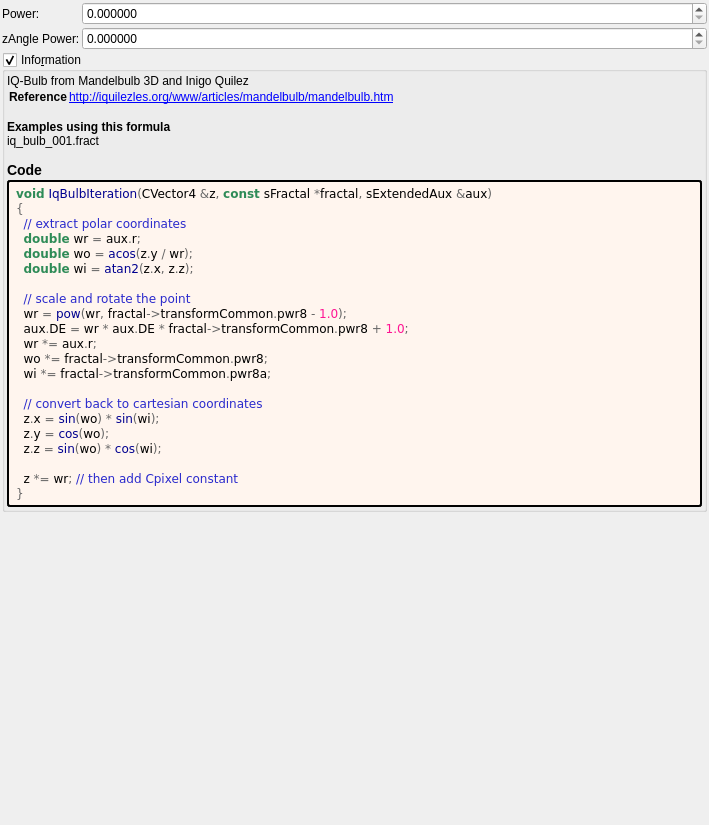
Old version of the form mandelbulber2/formula/ui/iq_bulb.ui in the repository buddhi1980/mandelbulber2.
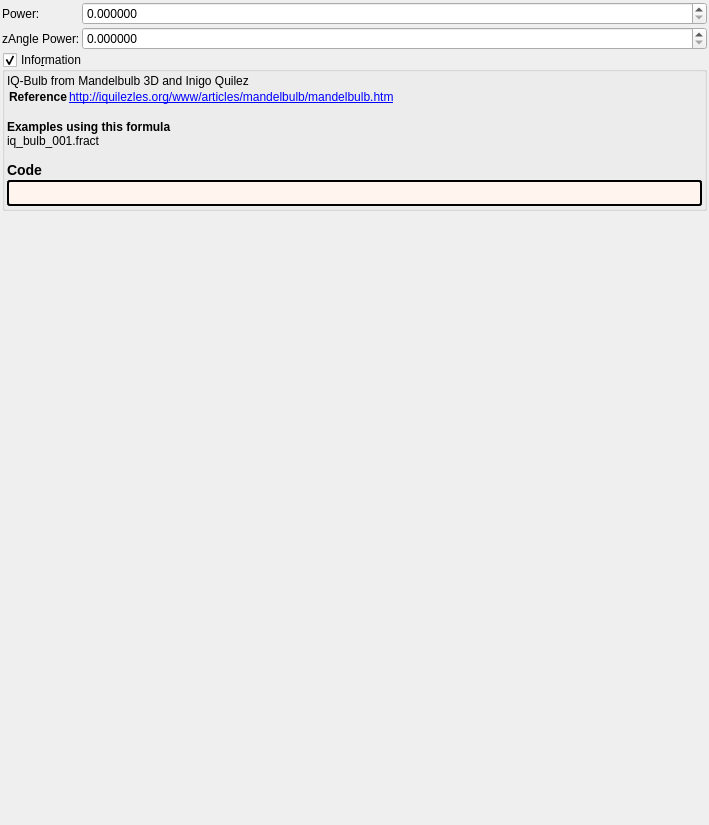
New version of the form. Custom widgets are drawn as their Qt base class.

Patch:
```diff
--- a/mandelbulber2/formula/ui/iq_bulb.ui
+++ b/mandelbulber2/formula/ui/iq_bulb.ui
@@ -159,30 +159,7 @@
          <string notr="true">border-style: outset; border-width: 2px; border-radius: 3px; border-color: black; background-color: #fff5ee; padding: 4px;</string>
         </property>
         <property name="text">
-         <string notr="true">&lt;body style=&quot;background-color:#fff5ee&quot;&gt;
-&lt;pre style=&quot;color:#000000; background-color:#fff5ee;  font-family:'Courier New',monospace;&quot;&gt;&lt;span style=&quot;color:#2e8b57; font-weight:bold&quot;&gt;void&lt;/span&gt; &lt;span style=&quot;color:#00008f&quot;&gt;IqBulbIteration&lt;/span&gt;&lt;span style=&quot;color:#676767&quot;&gt;(&lt;/span&gt;CVector4 &lt;span style=&quot;color:#676767&quot;&gt;&amp;amp;&lt;/span&gt;z&lt;span style=&quot;color:#676767&quot;&gt;,&lt;/span&gt; &lt;span style=&quot;color:#2e8b57; font-weight:bold&quot;&gt;const&lt;/span&gt; sFractal &lt;span style=&quot;color:#676767&quot;&gt;*&lt;/span&gt;fractal&lt;span style=&quot;color:#676767&quot;&gt;,&lt;/span&gt; sExtendedAux &lt;span style=&quot;color:#676767&quot;&gt;&amp;amp;&lt;/span&gt;aux&lt;span style=&quot;color:#676767&quot;&gt;)&lt;/span&gt;
-&lt;span style=&quot;color:#676767&quot;&gt;{&lt;/span&gt;
-  &lt;span style=&quot;color:#2929cc&quot;&gt;// extract polar coordinates&lt;/span&gt;
-  &lt;span style=&quot;color:#2e8b57; font-weight:bold&quot;&gt;double&lt;/span&gt; wr &lt;span style=&quot;color:#676767&quot;&gt;=&lt;/span&gt; aux&lt;span style=&quot;color:#676767&quot;&gt;.&lt;/span&gt;r&lt;span style=&quot;color:#676767&quot;&gt;;&lt;/span&gt;
-  &lt;span style=&quot;color:#2e8b57; font-weight:bold&quot;&gt;double&lt;/span&gt; wo &lt;span style=&quot;color:#676767&quot;&gt;=&lt;/span&gt; &lt;span style=&quot;color:#00008f&quot;&gt;acos&lt;/span&gt;&lt;span style=&quot;color:#676767&quot;&gt;(&lt;/span&gt;z&lt;span style=&quot;color:#676767&quot;&gt;.&lt;/span&gt;y &lt;span style=&quot;color:#676767&quot;&gt;/&lt;/span&gt; wr&lt;span style=&quot;color:#676767&quot;&gt;);&lt;/span&gt;
-  &lt;span style=&quot;color:#2e8b57; font-weight:bold&quot;&gt;double&lt;/span&gt; wi &lt;span style=&quot;color:#676767&quot;&gt;=&lt;/span&gt; &lt;span style=&quot;color:#00008f&quot;&gt;atan2&lt;/span&gt;&lt;span style=&quot;color:#676767&quot;&gt;(&lt;/span&gt;z&lt;span style=&quot;color:#676767&quot;&gt;.&lt;/span&gt;x&lt;span style=&quot;color:#676767&quot;&gt;,&lt;/span&gt; z&lt;span style=&quot;color:#676767&quot;&gt;.&lt;/span&gt;z&lt;span style=&quot;color:#676767&quot;&gt;);&lt;/span&gt;
-
-  &lt;span style=&quot;color:#2929cc&quot;&gt;// scale and rotate the point&lt;/span&gt;
-  wr &lt;span style=&quot;color:#676767&quot;&gt;=&lt;/span&gt; &lt;span style=&quot;color:#00008f&quot;&gt;pow&lt;/span&gt;&lt;span style=&quot;color:#676767&quot;&gt;(&lt;/span&gt;wr&lt;span style=&quot;color:#676767&quot;&gt;,&lt;/span&gt; fractal&lt;span style=&quot;color:#676767&quot;&gt;-&amp;gt;&lt;/span&gt;transformCommon&lt;span style=&quot;color:#676767&quot;&gt;.&lt;/span&gt;pwr8 &lt;span style=&quot;color:#676767&quot;&gt;-&lt;/span&gt; &lt;span style=&quot;color:#ff1493&quot;&gt;1.0&lt;/span&gt;&lt;span style=&quot;color:#676767&quot;&gt;);&lt;/span&gt;
-  aux&lt;span style=&quot;color:#676767&quot;&gt;.&lt;/span&gt;DE &lt;span style=&quot;color:#676767&quot;&gt;=&lt;/span&gt; wr &lt;span style=&quot;color:#676767&quot;&gt;*&lt;/span&gt; aux&lt;span style=&quot;color:#676767&quot;&gt;.&lt;/span&gt;DE &lt;span style=&quot;color:#676767&quot;&gt;*&lt;/span&gt; fractal&lt;span style=&quot;color:#676767&quot;&gt;-&amp;gt;&lt;/span&gt;transformCommon&lt;span style=&quot;color:#676767&quot;&gt;.&lt;/span&gt;pwr8 &lt;span style=&quot;color:#676767&quot;&gt;+&lt;/span&gt; &lt;span style=&quot;color:#ff1493&quot;&gt;1.0&lt;/span&gt;&lt;span style=&quot;color:#676767&quot;&gt;;&lt;/span&gt;
-  wr &lt;span style=&quot;color:#676767&quot;&gt;*=&lt;/span&gt; aux&lt;span style=&quot;color:#676767&quot;&gt;.&lt;/span&gt;r&lt;span style=&quot;color:#676767&quot;&gt;;&lt;/span&gt;
-  wo &lt;span style=&quot;color:#676767&quot;&gt;*=&lt;/span&gt; fractal&lt;span style=&quot;color:#676767&quot;&gt;-&amp;gt;&lt;/span&gt;transformCommon&lt;span style=&quot;color:#676767&quot;&gt;.&lt;/span&gt;pwr8&lt;span style=&quot;color:#676767&quot;&gt;;&lt;/span&gt;
-  wi &lt;span style=&quot;color:#676767&quot;&gt;*=&lt;/span&gt; fractal&lt;span style=&quot;color:#676767&quot;&gt;-&amp;gt;&lt;/span&gt;transformCommon&lt;span style=&quot;color:#676767&quot;&gt;.&lt;/span&gt;pwr8a&lt;span style=&quot;color:#676767&quot;&gt;;&lt;/span&gt;
-
-  &lt;span style=&quot;color:#2929cc&quot;&gt;// convert back to cartesian coordinates&lt;/span&gt;
-  z&lt;span style=&quot;color:#676767&quot;&gt;.&lt;/span&gt;x &lt;span style=&quot;color:#676767&quot;&gt;=&lt;/span&gt; &lt;span style=&quot;color:#00008f&quot;&gt;sin&lt;/span&gt;&lt;span style=&quot;color:#676767&quot;&gt;(&lt;/span&gt;wo&lt;span style=&quot;color:#676767&quot;&gt;) *&lt;/span&gt; &lt;span style=&quot;color:#00008f&quot;&gt;sin&lt;/span&gt;&lt;span style=&quot;color:#676767&quot;&gt;(&lt;/span&gt;wi&lt;span style=&quot;color:#676767&quot;&gt;);&lt;/span&gt;
-  z&lt;span style=&quot;color:#676767&quot;&gt;.&lt;/span&gt;y &lt;span style=&quot;color:#676767&quot;&gt;=&lt;/span&gt; &lt;span style=&quot;color:#00008f&quot;&gt;cos&lt;/span&gt;&lt;span style=&quot;color:#676767&quot;&gt;(&lt;/span&gt;wo&lt;span style=&quot;color:#676767&quot;&gt;);&lt;/span&gt;
-  z&lt;span style=&quot;color:#676767&quot;&gt;.&lt;/span&gt;z &lt;span style=&quot;color:#676767&quot;&gt;=&lt;/span&gt; &lt;span style=&quot;color:#00008f&quot;&gt;sin&lt;/span&gt;&lt;span style=&quot;color:#676767&quot;&gt;(&lt;/span&gt;wo&lt;span style=&quot;color:#676767&quot;&gt;) *&lt;/span&gt; &lt;span style=&quot;color:#00008f&quot;&gt;cos&lt;/span&gt;&lt;span style=&quot;color:#676767&quot;&gt;(&lt;/span&gt;wi&lt;span style=&quot;color:#676767&quot;&gt;);&lt;/span&gt;
-
-  z &lt;span style=&quot;color:#676767&quot;&gt;*=&lt;/span&gt; wr&lt;span style=&quot;color:#676767&quot;&gt;;&lt;/span&gt; &lt;span style=&quot;color:#2929cc&quot;&gt;// then add Cpixel constant&lt;/span&gt;
-&lt;span style=&quot;color:#676767&quot;&gt;}&lt;/span&gt;
-&lt;/pre&gt;
-&lt;/body&gt;</string>
+         <string notr="true"></string>
         </property>
         <property name="wordWrap">
          <bool>true</bool>
```
